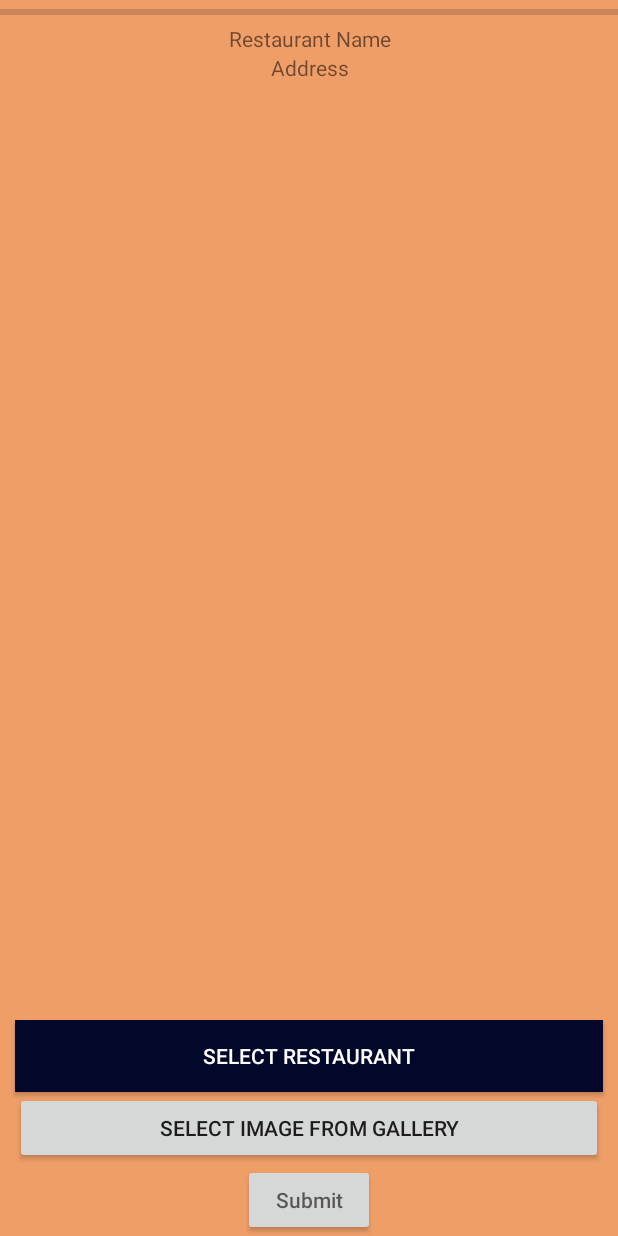
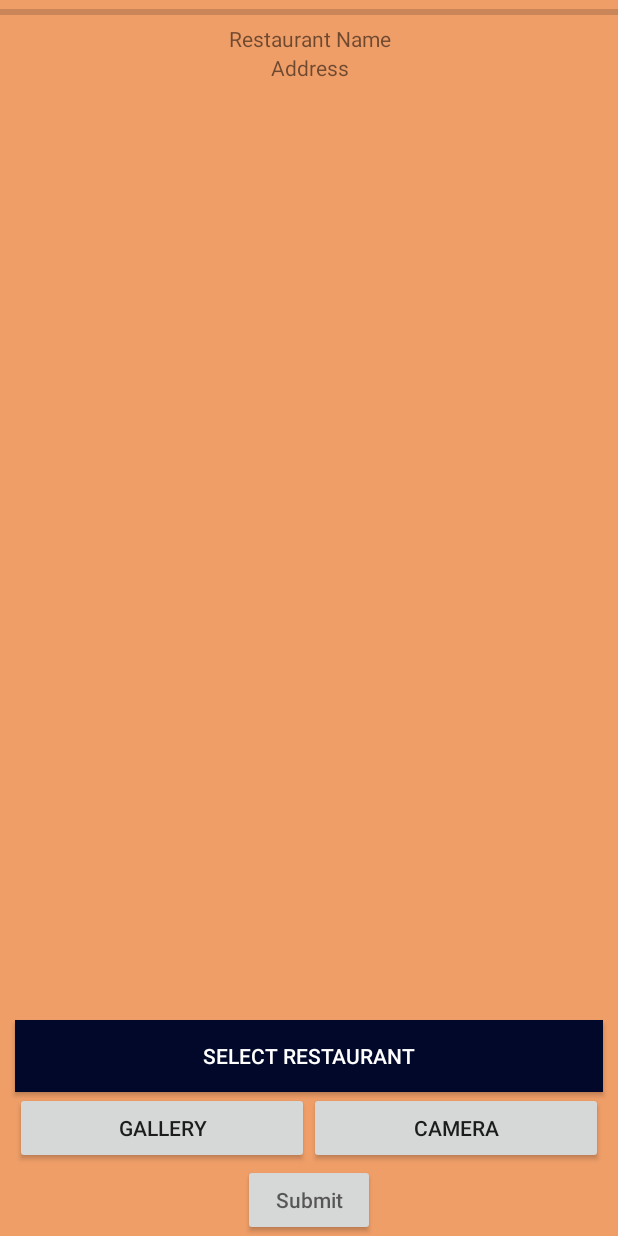
Before and after one commit to NightRaver/foond, an Android app: the layout upload.xml on its own in the app's theme, with its tools: preview values and no code run, on a phone screen of 412 x 824 dp. Run offline under Robolectric (Android 15) with nearby library versions, the phone set to English and light mode, and no system bars.

Commit message:
added a camera feature

```diff
--- a/app/src/main/AndroidManifest.xml
+++ b/app/src/main/AndroidManifest.xml
@@ -5,8 +5,10 @@
     <uses-permission android:name="android.permission.INTERNET"/>
     <uses-permission android:name="android.permission.ACCESS_NETWORK_STATE"/>
     <uses-permission android:name="android.permission.READ_EXTERNAL_STORAGE"/>
+    <uses-permission android:name="android.permission.WRITE_EXTERNAL_STORAGE"/>
     <uses-permission android:name="android.permission.ACCESS_FINE_LOCATION"/>
     <uses-permission android:name="android.permission.ACCESS_COARSE_LOCATION"/>
+    <uses-feature android:name="android.hardware.camera2"/>
 
     <application
         android:allowBackup="true"
--- a/app/src/main/java/tanagent/brian/com/foond/Main/ImageAdapter.java
+++ b/app/src/main/java/tanagent/brian/com/foond/Main/ImageAdapter.java
@@ -84,9 +84,14 @@ public class ImageAdapter extends BaseAdapter {
             @Override
             public void onClick(View v) {
                 Intent intent = new Intent(v.getContext(), Select.class);
+                String[] splitString = imageUrl.split("/");
+                String key = splitString[4];
+                Log.i("key", key);
                 intent.putExtra("url", imageUrl);
+                intent.putExtra("key", key);
                 v.getContext().startActivity(intent);
                 Log.i("url", imageUrl.toString());
+
             }
         });
 
--- a/app/src/main/java/tanagent/brian/com/foond/MainActivity.java
+++ b/app/src/main/java/tanagent/brian/com/foond/MainActivity.java
@@ -2,6 +2,7 @@ package tanagent.brian.com.foond;
 
 import android.os.Bundle;
 import android.support.v7.app.AppCompatActivity;
+import android.util.Log;
 import android.view.View;
 import android.widget.Button;
 import android.widget.Toast;
@@ -20,6 +21,7 @@ public class MainActivity extends AppCompatActivity {
             @Override
             public void onClick(View v) {
                 Toast.makeText(MainActivity.this, "Navigating...", Toast.LENGTH_SHORT).show();
+                Log.i("key", getIntent().getExtras().getString("key"));
             }
         });
     }
--- a/app/src/main/java/tanagent/brian/com/foond/Select.java
+++ b/app/src/main/java/tanagent/brian/com/foond/Select.java
@@ -28,6 +28,7 @@ public class Select extends Activity{
             @Override
             public void onClick(View v) {
                 Intent intent = new Intent(Select.this, MainActivity.class);
+                intent.putExtra("key", getIntent().getExtras().getString("key"));
                 startActivity(intent);
             }
         });
--- a/app/src/main/java/tanagent/brian/com/foond/Yelp/YelpDetails.java
+++ b/app/src/main/java/tanagent/brian/com/foond/Yelp/YelpDetails.java
@@ -89,7 +89,6 @@ public class YelpDetails {
     }
 
     public String getRestaurantURL() {
-
         return restaurantURL;
     }
 
--- a/app/src/main/res/layout/upload.xml
+++ b/app/src/main/res/layout/upload.xml
@@ -51,13 +51,28 @@
         android:layout_marginLeft="10dp"
         android:layout_marginRight="10dp"/>
 
-    <Button
-        android:id="@+id/gallery_button"
+    <LinearLayout
         android:layout_width="match_parent"
         android:layout_height="wrap_content"
+        android:orientation="horizontal"
         android:layout_marginLeft="10dp"
-        android:layout_marginRight="10dp"
-        android:text="Select Image From Gallery"/>
+        android:layout_marginRight="10dp">
+
+        <Button
+            android:id="@+id/gallery_button"
+            android:layout_width="0dp"
+            android:layout_height="wrap_content"
+            android:text="Gallery"
+            android:layout_weight="1"/>
+
+        <Button
+            android:id="@+id/camera_button"
+            android:layout_width="0dp"
+            android:layout_height="wrap_content"
+            android:layout_weight="1"
+            android:text="Camera"/>
+
+    </LinearLayout>
 
     <Button
         android:id="@+id/submit"
```
Also changed, not shown: app/src/main/java/tanagent/brian/com/foond/Main/Main.java (+11 -10 lines), app/src/main/java/tanagent/brian/com/foond/Upload.java (+83 -24 lines), app/src/main/java/tanagent/brian/com/foond/Yelp/YelpAdapter.java (+7 -0 lines), 1 other file.
